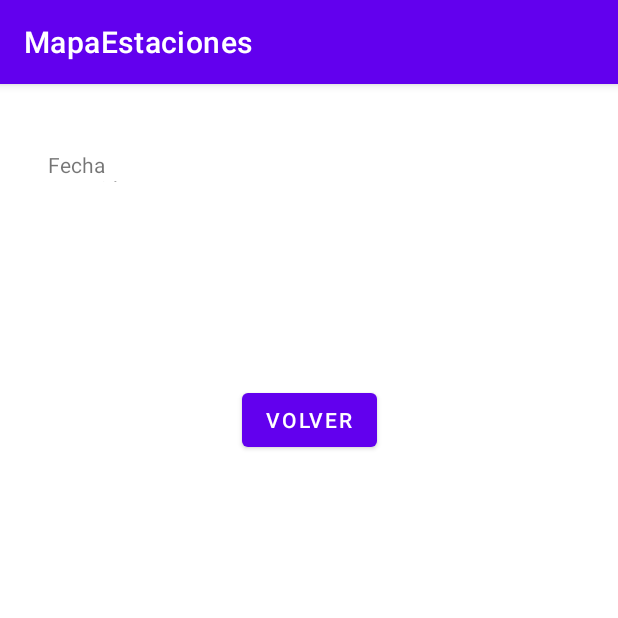
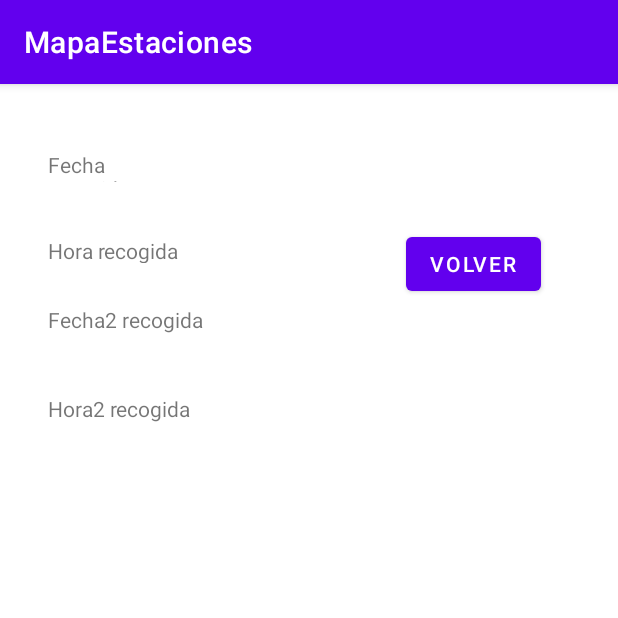
Before and after one commit to dieruiper/Alquiler-App, an Android app: the Resumen_Reserva screen opened directly, with no data from a screen before it, on a phone screen of 412 x 824 dp, the top half of it. Run offline under Robolectric (Android 15) with nearby library versions, the phone set to English and light mode, and no system bars.

Commit message:
intento 2 de pasar datos de una activity a otra

```diff
--- a/app/src/main/java/com/example/mapaestaciones/Activity_Reservar_Vehiculos.java
+++ b/app/src/main/java/com/example/mapaestaciones/Activity_Reservar_Vehiculos.java
@@ -4,6 +4,7 @@ import android.app.DatePickerDialog;
 import android.app.TimePickerDialog;
 import android.content.Intent;
 import android.os.Bundle;
+import android.os.Parcelable;
 import android.view.View;
 import android.widget.Button;
 import android.widget.DatePicker;
@@ -148,9 +149,15 @@ public class Activity_Reservar_Vehiculos extends AppCompatActivity implements Vi
 
     public void Consultar_Disponibilidad(View view) {
         Intent myIntent=new Intent(Activity_Reservar_Vehiculos.this,Resumen_Reserva.class);
+        myIntent.putExtra("efecha",(Parcelable) efecha);
+        myIntent.putExtra("ehora",(Parcelable) ehora);
+        myIntent.putExtra("efecha2", (Parcelable) efecha2);
+        myIntent.putExtra("ehora2",(Parcelable) ehora2);
+        /*
         Bundle miBundle=new Bundle();
         miBundle.putString("fecha_recogida",efecha.getText().toString());
         myIntent.putExtras(miBundle);
+        */
         startActivity(myIntent);
 
     }
--- a/app/src/main/java/com/example/mapaestaciones/Resumen_Reserva.java
+++ b/app/src/main/java/com/example/mapaestaciones/Resumen_Reserva.java
@@ -9,16 +9,20 @@ import android.widget.TextView;
 
 public class Resumen_Reserva extends AppCompatActivity {
 
-    TextView fecha_recogida_resumen;
+    TextView efecha_recogida_resumen,ehora_resumen,efecha2_resumen,ehora2_resumen;
     @Override
     protected void onCreate(Bundle savedInstanceState) {
         super.onCreate(savedInstanceState);
         setContentView(R.layout.activity_resumen__reserva);
-        fecha_recogida_resumen=findViewById(R.id.efecha);
-        Bundle miBundle=this.getIntent().getExtras();
-        if(miBundle!=null){
-            String nombre=miBundle.getString("fecha_recogida");
-        }
+
+        Intent me=getIntent();
+        String efecha_resumen=me.getStringExtra("efecha");
+        String ehora_resumen=me.getStringExtra("ehora");
+        String efecha2_resumen=me.getStringExtra("efecha2");
+        String ehora2_resumen=me.getStringExtra("ehora2");
+
+
+
     }
     public void volver_reserva_vehiculos(View view){
 
--- a/app/src/main/res/layout/activity_resumen__reserva.xml
+++ b/app/src/main/res/layout/activity_resumen__reserva.xml
@@ -12,7 +12,7 @@
         android:layout_height="21dp"
         android:layout_marginStart="32dp"
         android:layout_marginTop="44dp"
-        android:text="@string/fecha_recogida_resumen"
+        android:text="@string/efecha_resumen"
         app:layout_constraintStart_toStartOf="parent"
         app:layout_constraintTop_toTopOf="parent" />
 
@@ -20,10 +20,43 @@
         android:id="@+id/volver_reserva_vehiculos"
         android:layout_width="wrap_content"
         android:layout_height="wrap_content"
-        android:layout_marginTop="200dp"
+        android:layout_marginTop="96dp"
         android:onClick="volver_reserva_vehiculos"
         android:text="@string/volver_reserva_vehiculos"
         app:layout_constraintEnd_toEndOf="parent"
+        app:layout_constraintHorizontal_bias="0.841"
         app:layout_constraintStart_toStartOf="parent"
         app:layout_constraintTop_toTopOf="parent" />
+
+    <TextView
+        android:id="@+id/ehora_resumen"
+        android:layout_width="88dp"
+        android:layout_height="18dp"
+        android:layout_marginTop="36dp"
+        android:text="@string/ehora_resumen"
+        app:layout_constraintEnd_toEndOf="parent"
+        app:layout_constraintHorizontal_bias="0.099"
+        app:layout_constraintStart_toStartOf="parent"
+        app:layout_constraintTop_toBottomOf="@+id/fecha_recogida_resumen" />
+
+    <TextView
+        android:id="@+id/textView2"
+        android:layout_width="wrap_content"
+        android:layout_height="wrap_content"
+        android:layout_marginTop="28dp"
+        android:text="@string/efecha2_resumen"
+        app:layout_constraintEnd_toEndOf="parent"
+        app:layout_constraintHorizontal_bias="0.104"
+        app:layout_constraintStart_toStartOf="parent"
+        app:layout_constraintTop_toBottomOf="@+id/ehora_resumen" />
+
+    <TextView
+        android:id="@+id/textView3"
+        android:layout_width="wrap_content"
+        android:layout_height="wrap_content"
+        android:layout_marginStart="32dp"
+        android:layout_marginTop="40dp"
+        android:text="@string/ehora2_resumen"
+        app:layout_constraintStart_toStartOf="parent"
+        app:layout_constraintTop_toBottomOf="@+id/textView2" />
 </androidx.constraintlayout.widget.ConstraintLayout>
--- a/app/src/main/res/values/strings.xml
+++ b/app/src/main/res/values/strings.xml
@@ -33,7 +33,11 @@
 
     /* Actividad Resumen_Reserva*/
 
-    <string name="fecha_recogida_resumen">Fecha recogida</string>
+    <string name="efecha_resumen">Fecha recogida</string>
+    <string name="ehora_resumen">Hora recogida</string>
+    <string name="efecha2_resumen">Fecha2 recogida</string>
+    <string name="ehora2_resumen">Hora2 recogida</string>
+
     <string name="volver_reserva_vehiculos">Volver</string>
 
 
```
